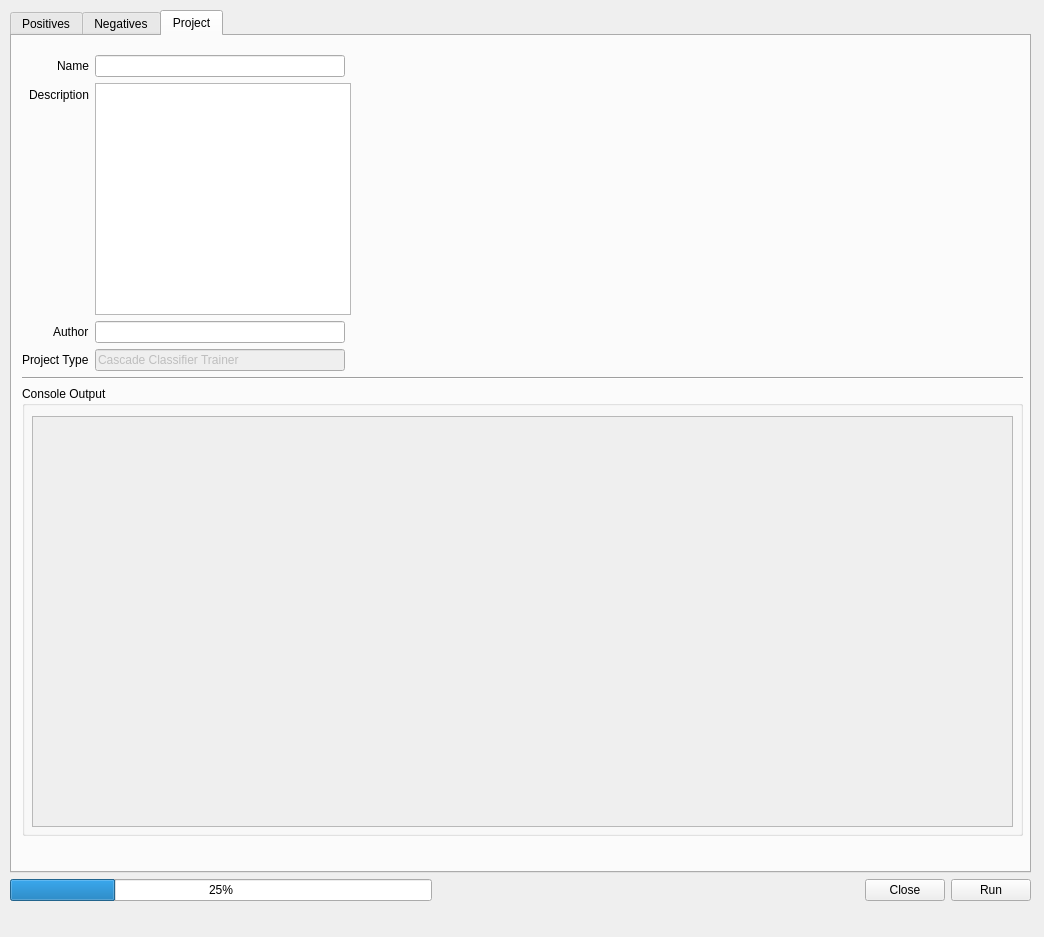
Above: objdetect/gui/classifiertrainergui.ui from davydany/cv_studio before the change. Below: the same form after it.
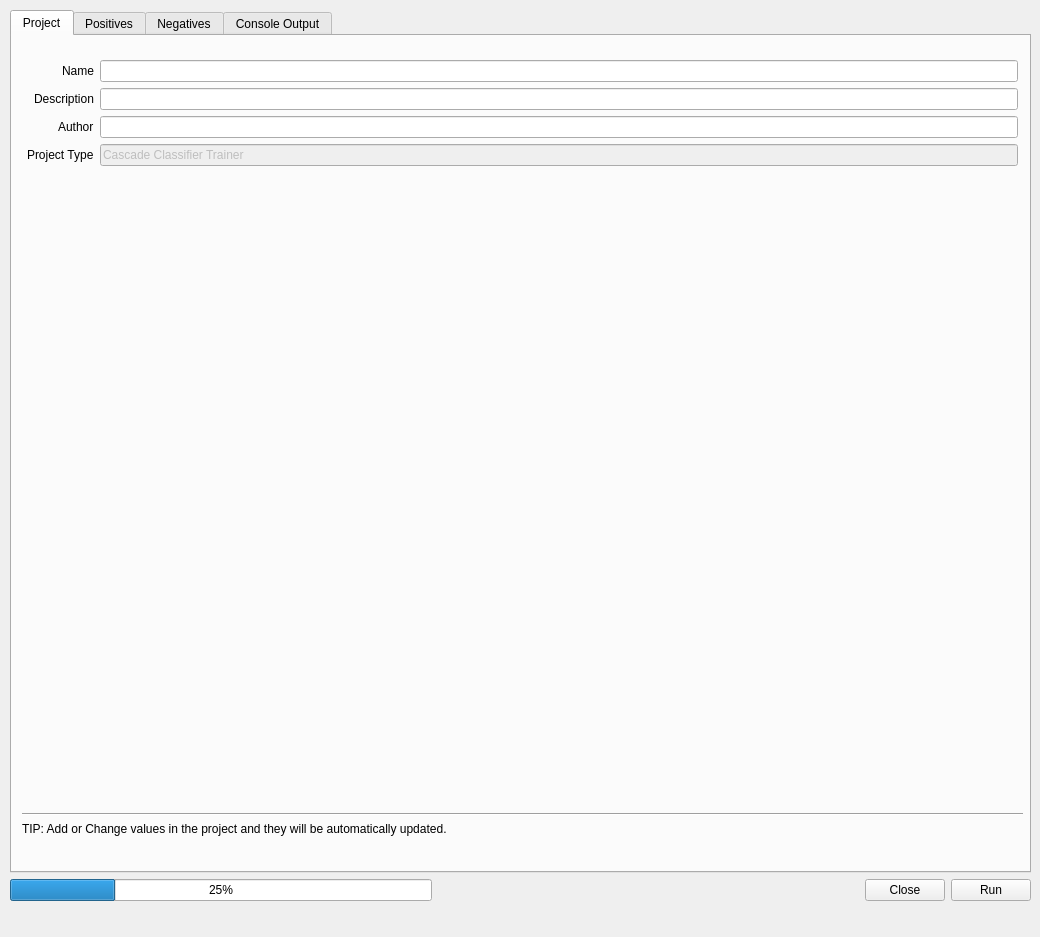
That is the form after the change. The open tabs and pages were chosen to show the change. Icons and pictures are not drawn.

Diff of the .ui file:
```diff
--- a/objdetect/gui/classifiertrainergui.ui
+++ b/objdetect/gui/classifiertrainergui.ui
@@ -6,7 +6,7 @@
    <rect>
     <x>0</x>
     <y>0</y>
-    <width>1044</width>
+    <width>1040</width>
     <height>937</height>
    </rect>
   </property>
@@ -69,6 +69,172 @@
       <property name="currentIndex">
        <number>0</number>
       </property>
+      <widget class="QWidget" name="prefTab">
+       <attribute name="title">
+        <string>Project</string>
+       </attribute>
+       <widget class="QWidget" name="verticalLayoutWidget">
+        <property name="geometry">
+         <rect>
+          <x>0</x>
+          <y>9</y>
+          <width>1021</width>
+          <height>801</height>
+         </rect>
+        </property>
+        <layout class="QVBoxLayout" name="prefTabLayout">
+         <property name="leftMargin">
+          <number>10</number>
+         </property>
+         <property name="topMargin">
+          <number>10</number>
+         </property>
+         <property name="rightMargin">
+          <number>10</number>
+         </property>
+         <property name="bottomMargin">
+          <number>10</number>
+         </property>
+         <item>
+          <layout class="QFormLayout" name="formLayout_2">
+           <property name="sizeConstraint">
+            <enum>QLayout::SetFixedSize</enum>
+           </property>
+           <property name="fieldGrowthPolicy">
+            <enum>QFormLayout::ExpandingFieldsGrow</enum>
+           </property>
+           <property name="labelAlignment">
+            <set>Qt::AlignRight|Qt::AlignTrailing|Qt::AlignVCenter</set>
+           </property>
+           <property name="formAlignment">
+            <set>Qt::AlignLeading|Qt::AlignLeft|Qt::AlignTop</set>
+           </property>
+           <property name="leftMargin">
+            <number>5</number>
+           </property>
+           <property name="topMargin">
+            <number>5</number>
+           </property>
+           <property name="rightMargin">
+            <number>5</number>
+           </property>
+           <property name="bottomMargin">
+            <number>5</number>
+           </property>
+           <item row="0" column="0">
+            <widget class="QLabel" name="label_5">
+             <property name="text">
+              <string>Name</string>
+             </property>
+            </widget>
+           </item>
+           <item row="0" column="1">
+            <widget class="QLineEdit" name="projName">
+             <property name="minimumSize">
+              <size>
+               <width>250</width>
+               <height>0</height>
+              </size>
+             </property>
+            </widget>
+           </item>
+           <item row="1" column="0">
+            <widget class="QLabel" name="label_6">
+             <property name="text">
+              <string>Description</string>
+             </property>
+            </widget>
+           </item>
+           <item row="2" column="0">
+            <widget class="QLabel" name="label_7">
+             <property name="text">
+              <string>Author</string>
+             </property>
+            </widget>
+           </item>
+           <item row="2" column="1">
+            <widget class="QLineEdit" name="projAuthor">
+             <property name="minimumSize">
+              <size>
+               <width>250</width>
+               <height>0</height>
+              </size>
+             </property>
+            </widget>
+           </item>
+           <item row="3" column="0">
+            <widget class="QLabel" name="label_8">
+             <property name="text">
+              <string>Project Type</string>
+             </property>
+            </widget>
+           </item>
+           <item row="3" column="1">
+            <widget class="QLineEdit" name="lineEdit_4">
+             <property name="enabled">
+              <bool>false</bool>
+             </property>
+             <property name="minimumSize">
+              <size>
+               <width>250</width>
+               <height>0</height>
+              </size>
+             </property>
+             <property name="text">
+              <string>Cascade Classifier Trainer</string>
+             </property>
+            </widget>
+           </item>
+           <item row="1" column="1">
+            <widget class="QLineEdit" name="projDescription"/>
+           </item>
+          </layout>
+         </item>
+         <item>
+          <spacer name="verticalSpacer">
+           <property name="orientation">
+            <enum>Qt::Vertical</enum>
+           </property>
+           <property name="sizeHint" stdset="0">
+            <size>
+             <width>20</width>
+             <height>40</height>
+            </size>
+           </property>
+          </spacer>
+         </item>
+         <item>
+          <widget class="QLabel" name="projSavedLabel">
+           <property name="font">
+            <font>
+             <weight>50</weight>
+             <bold>false</bold>
+            </font>
+           </property>
+           <property name="text">
+            <string/>
+           </property>
+          </widget>
+         </item>
+         <item>
+          <widget class="Line" name="line">
+           <property name="orientation">
+            <enum>Qt::Horizontal</enum>
+           </property>
+          </widget>
+         </item>
+         <item>
+          <widget class="QLabel" name="label">
+           <property name="text">
+            <string>TIP: Add or Change values in the project and they will be automatically updated.</string>
+           </property>
+          </widget>
+         </item>
+        </layout>
+       </widget>
+       <zorder>verticalLayoutWidget</zorder>
+       <zorder>layoutWidget</zorder>
+      </widget>
       <widget class="QWidget" name="positiveTab">
        <attribute name="title">
         <string>Positives</string>
@@ -493,9 +659,9 @@
         </layout>
        </widget>
       </widget>
-      <widget class="QWidget" name="prefTab">
+      <widget class="QWidget" name="consoleOutputPage">
        <attribute name="title">
-        <string>Project</string>
+        <string>Console Output</string>
        </attribute>
        <widget class="QWidget" name="verticalLayoutWidget">
         <property name="geometry">
@@ -520,138 +686,10 @@
           <number>10</number>
          </property>
          <item>
-          <layout class="QFormLayout" name="formLayout_2">
-           <property name="sizeConstraint">
-            <enum>QLayout::SetFixedSize</enum>
-           </property>
-           <property name="fieldGrowthPolicy">
-            <enum>QFormLayout::FieldsStayAtSizeHint</enum>
-           </property>
-           <property name="labelAlignment">
-            <set>Qt::AlignRight|Qt::AlignTrailing|Qt::AlignVCenter</set>
-           </property>
-           <property name="formAlignment">
-            <set>Qt::AlignLeading|Qt::AlignLeft|Qt::AlignTop</set>
-           </property>
-           <item row="0" column="0">
-            <widget class="QLabel" name="label_5">
-             <property name="text">
-              <string>Name</string>
-             </property>
-            </widget>
-           </item>
-           <item row="0" column="1">
-            <widget class="QLineEdit" name="lineEdit_5">
-             <property name="minimumSize">
-              <size>
-               <width>250</width>
-               <height>0</height>
-              </size>
-             </property>
-            </widget>
-           </item>
-           <item row="1" column="0">
-            <widget class="QLabel" name="label_6">
-             <property name="text">
-              <string>Description</string>
-             </property>
-            </widget>
-           </item>
-           <item row="1" column="1">
-            <widget class="QPlainTextEdit" name="plainTextEdit_2">
-             <property name="minimumSize">
-              <size>
-               <width>250</width>
-               <height>0</height>
-              </size>
-             </property>
-            </widget>
-           </item>
-           <item row="2" column="0">
-            <widget class="QLabel" name="label_7">
-             <property name="text">
-              <string>Author</string>
-             </property>
-            </widget>
-           </item>
-           <item row="2" column="1">
-            <widget class="QLineEdit" name="lineEdit_6">
-             <property name="minimumSize">
-              <size>
-               <width>250</width>
-               <height>0</height>
-              </size>
-             </property>
-            </widget>
-           </item>
-           <item row="3" column="0">
-            <widget class="QLabel" name="label_8">
-             <property name="text">
-              <string>Project Type</string>
-             </property>
-            </widget>
-           </item>
-           <item row="3" column="1">
-            <widget class="QLineEdit" name="lineEdit_4">
-             <property name="enabled">
-              <bool>false</bool>
-             </property>
-             <property name="minimumSize">
-              <size>
-               <width>250</width>
-               <height>0</height>
-              </size>
-             </property>
-             <property name="text">
-              <string>Cascade Classifier Trainer</string>
-             </property>
-            </widget>
-           </item>
-          </layout>
-         </item>
-         <item>
-          <widget class="Line" name="line">
-           <property name="orientation">
-            <enum>Qt::Horizontal</enum>
-           </property>
-          </widget>
-         </item>
-         <item>
-          <widget class="QGroupBox" name="groupBox">
-           <property name="sizePolicy">
-            <sizepolicy hsizetype="Expanding" vsizetype="MinimumExpanding">
-             <horstretch>0</horstretch>
-             <verstretch>0</verstretch>
-            </sizepolicy>
-           </property>
-           <property name="minimumSize">
-            <size>
-             <width>0</width>
-             <height>450</height>
-            </size>
-           </property>
-           <property name="title">
-            <string>Console Output</string>
-           </property>
-           <property name="flat">
+          <widget class="QPlainTextEdit" name="consoleOutBox">
+           <property name="enabled">
             <bool>false</bool>
            </property>
-           <property name="checkable">
-            <bool>false</bool>
-           </property>
-           <widget class="QPlainTextEdit" name="consoleOut">
-            <property name="enabled">
-             <bool>false</bool>
-            </property>
-            <property name="geometry">
-             <rect>
-              <x>10</x>
-              <y>30</y>
-              <width>981</width>
-              <height>411</height>
-             </rect>
-            </property>
-           </widget>
           </widget>
          </item>
         </layout>
```
Left out of the diff: 59 changed lines with no effect on the pictures.
